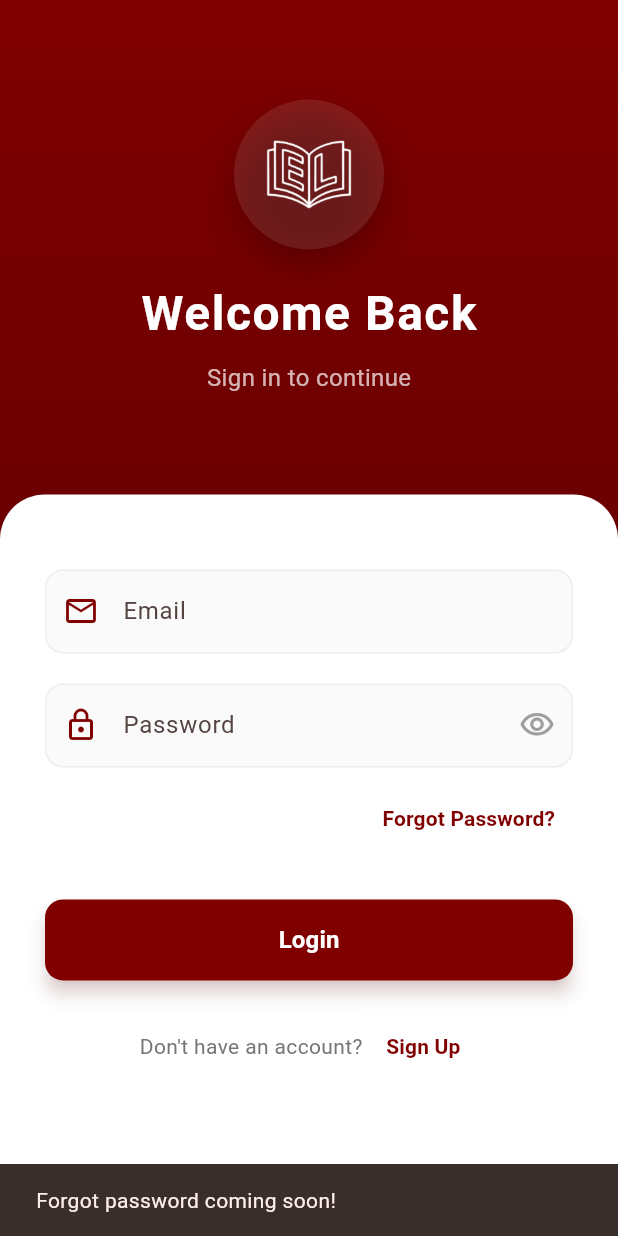
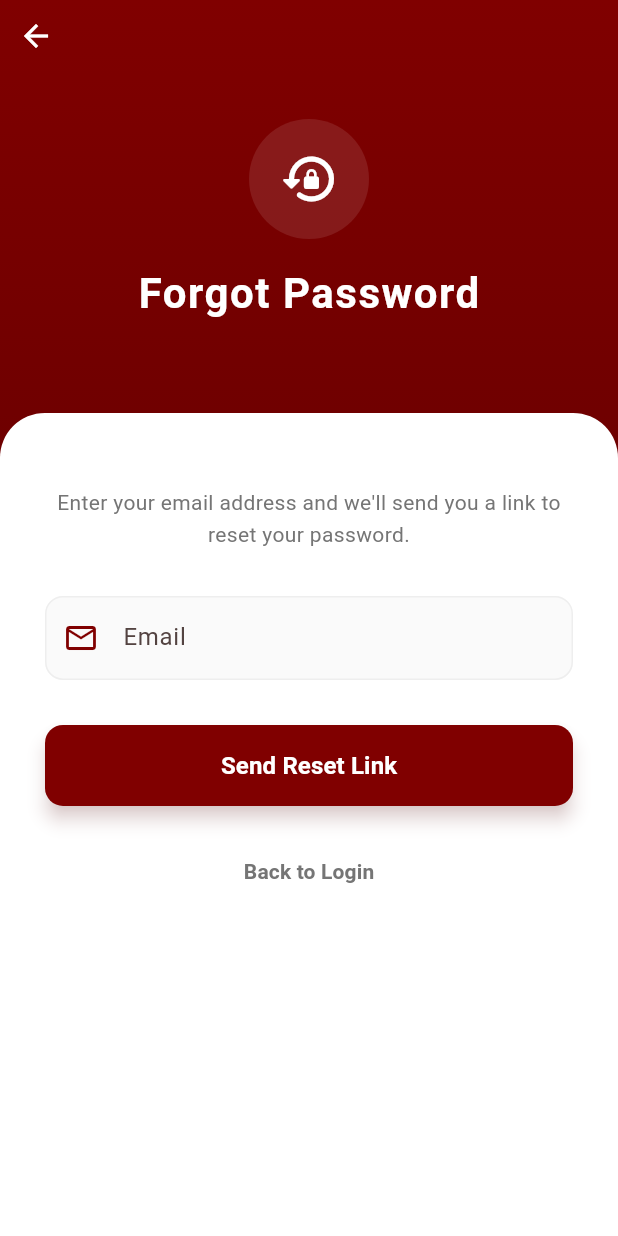
Before and after one commit to nabilashahirah/ELrate, a Flutter app: the LoginScreen screen opened directly, after a tap on "Forgot Password?", on a phone screen of 412 x 824 dp. Run offline on Flutter 3.47's test engine with Material 3 defaults, Android fonts, the phone set to English and light mode, and no system bars; our stand-ins replace flutter_secure_storage, shared_preferences; missing offline and left inert: encrypt; accounts and stored records are empty.

Commit message:
use firebase auth , add forgot screen

```diff
--- a/lib/services/auth_service.dart
+++ b/lib/services/auth_service.dart
@@ -12,6 +12,7 @@ class AuthService {
   static const String _signupUrl = "https://signup-1089993125152.asia-southeast2.run.app";
   static const String _updateProfileUrl = "https://updateprofile-1089993125152.asia-southeast2.run.app";
   static const String _getUserReviewsUrl = "https://getuserreviews-1089993125152.asia-southeast2.run.app";
+  static const String _forgotPasswordUrl = "https://forgotpassword-1089993125152.asia-southeast2.run.app";
 
   // SharedPreferences keys
   static const String _tokenKey = 'auth_token';
@@ -240,6 +241,42 @@ class AuthService {
     }
   }
 
+  /// Forgot password - Send reset email
+  Future<void> forgotPassword(String email) async {
+    try {
+      print('🔐 Sending forgot password request for: $email');
+      print('🌐 URL: $_forgotPasswordUrl');
+
+      final response = await http.post(
+        Uri.parse(_forgotPasswordUrl),
+        headers: {"Content-Type": "application/json"},
+        body: json.encode({'email': email}),
+      );
+
+      print('📡 Response status: ${response.statusCode}');
+      print('📦 Response body: ${response.body}');
+
+      if (response.statusCode == 200 || response.statusCode == 201) {
+        print('✅ Password reset email sent successfully');
+        // Success - password reset email sent
+        return;
+      } else {
+        // Try to parse error message from response
+        try {
+          final error = json.decode(response.body);
+          throw Exception(error['message'] ?? 'Failed to send reset email (${response.statusCode})');
+        } catch (_) {
+          throw Exception('Failed to send reset email with status code: ${response.statusCode}');
+        }
+      }
+    } catch (e) {
+      print('❌ Forgot password error: $e');
+      // If it's already an Exception, rethrow it
+      if (e is Exception) rethrow;
+      throw Exception('Error sending reset email: $e');
+    }
+  }
+
   /// Logout user
   Future<void> logout() async {
     final prefs = await SharedPreferences.getInstance();
--- /dev/null
+++ b/lib/views/auth/forgot_password_screen.dart
@@ -0,0 +1,261 @@
+import 'package:flutter/material.dart';
+import 'package:provider/provider.dart';
+import '../../viewmodels/auth_viewmodel.dart';
+
+class ForgotPasswordScreen extends StatefulWidget {
+  const ForgotPasswordScreen({Key? key}) : super(key: key);
+
+  @override
+  State<ForgotPasswordScreen> createState() => _ForgotPasswordScreenState();
+}
+
+class _ForgotPasswordScreenState extends State<ForgotPasswordScreen> with SingleTickerProviderStateMixin {
+  final _formKey = GlobalKey<FormState>();
+  final _emailController = TextEditingController();
+
+  late AnimationController _animationController;
+  late Animation<double> _fadeAnimation;
+  late Animation<Offset> _slideAnimation;
+
+  @override
+  void initState() {
+    super.initState();
+    _animationController = AnimationController(
+      vsync: this,
+      duration: Duration(milliseconds: 1200),
+    );
+
+    _fadeAnimation = CurvedAnimation(parent: _animationController, curve: Interval(0.0, 0.6, curve: Curves.easeIn));
+    _slideAnimation = Tween<Offset>(begin: Offset(0, 0.3), end: Offset.zero).animate(
+      CurvedAnimation(parent: _animationController, curve: Interval(0.2, 1.0, curve: Curves.easeOutCubic)),
+    );
+
+    _animationController.forward();
+  }
+
+  @override
+  void dispose() {
+    _emailController.dispose();
+    _animationController.dispose();
+    super.dispose();
+  }
+
+  Future<void> _handleResetPassword() async {
+    if (!_formKey.currentState!.validate()) return;
+
+    // Hide keyboard
+    FocusScope.of(context).unfocus();
+
+    final authViewModel = context.read<AuthViewModel>();
+    final success = await authViewModel.forgotPassword(_emailController.text.trim());
+
+    if (!mounted) return;
+
+    if (success) {
+      ScaffoldMessenger.of(context).showSnackBar(
+        SnackBar(
+          content: Text('Password reset link sent to your email'),
+          backgroundColor: Colors.green,
+        ),
+      );
+      Navigator.pop(context);
+    } else {
+      ScaffoldMessenger.of(context).showSnackBar(
+        SnackBar(
+          content: Text(authViewModel.errorMessage ?? 'Failed to send reset link'),
+          backgroundColor: Colors.red,
+        ),
+      );
+    }
+  }
+
+  @override
+  Widget build(BuildContext context) {
+    return Scaffold(
+      backgroundColor: Color(0xFF800000),
+      body: Stack(
+        children: [
+          // Background Gradient
+          Container(
+            decoration: BoxDecoration(
+              gradient: LinearGradient(
+                begin: Alignment.topCenter,
+                end: Alignment.bottomCenter,
+                colors: [Color(0xFF800000), Color(0xFF500000)],
+              ),
+            ),
+          ),
+
+          Column(
+            children: [
+              // Header Section
+              Expanded(
+                flex: 1,
+                child: FadeTransition(
+                  opacity: _fadeAnimation,
+                  child: Column(
+                    mainAxisAlignment: MainAxisAlignment.center,
+                    children: [
+                      SizedBox(height: 20),
+                      Container(
+                        width: 80,
+                        height: 80,
+                        padding: EdgeInsets.all(16),
+                        decoration: BoxDecoration(
+                          color: Colors.white.withOpacity(0.1),
+                          shape: BoxShape.circle,
+                        ),
+                        child: Icon(Icons.lock_reset_rounded, color: Colors.white, size: 40),
+                      ),
+                      SizedBox(height: 16),
+                      Text(
+                        "Forgot Password",
+                        style: TextStyle(
+                          fontSize: 28,
+                          fontWeight: FontWeight.bold,
+                          color: Colors.white,
+                          letterSpacing: 1,
+                        ),
+                      ),
+                    ],
+                  ),
+                ),
+              ),
+
+              // Form Section
+              Expanded(
+                flex: 2,
+                child: SlideTransition(
+                  position: _slideAnimation,
+                  child: Container(
+                    decoration: BoxDecoration(
+                      color: Colors.white,
+                      borderRadius: BorderRadius.only(
+                        topLeft: Radius.circular(30),
+                        topRight: Radius.circular(30),
+                      ),
+                    ),
+                    child: SingleChildScrollView(
+                      padding: EdgeInsets.all(30),
+                      child: Form(
+                        key: _formKey,
+                        child: Column(
+                          crossAxisAlignment: CrossAxisAlignment.stretch,
+                          children: [
+                            SizedBox(height: 20),
+                            Text(
+                              "Enter your email address and we'll send you a link to reset your password.",
+                              textAlign: TextAlign.center,
+                              style: TextStyle(color: Colors.grey[600], height: 1.5),
+                            ),
+                            SizedBox(height: 30),
+
+                            // Email Field
+                            TextFormField(
+                              controller: _emailController,
+                              keyboardType: TextInputType.emailAddress,
+                              decoration: InputDecoration(
+                                labelText: "Email",
+                                prefixIcon: Icon(Icons.email_outlined, color: Color(0xFF800000)),
+                                border: OutlineInputBorder(
+                                  borderRadius: BorderRadius.circular(12),
+                                  borderSide: BorderSide.none,
+                                ),
+                                filled: true,
+                                fillColor: Colors.grey[50],
+                                enabledBorder: OutlineInputBorder(
+                                  borderRadius: BorderRadius.circular(12),
+                                  borderSide: BorderSide(color: Colors.grey.shade200),
+                                ),
+                                focusedBorder: OutlineInputBorder(
+                                  borderRadius: BorderRadius.circular(12),
+                                  borderSide: BorderSide(color: Color(0xFF800000)),
+                                ),
+                              ),
+                              validator: (value) {
+                                if (value == null || value.isEmpty) {
+                                  return 'Please enter your email';
+                                }
+                                if (!value.contains('@')) {
+                                  return 'Please enter a valid email';
+                                }
+                                return null;
+                              },
+                            ),
+                            SizedBox(height: 30),
+
+                            // Reset Button
+                            Consumer<AuthViewModel>(
+                              builder: (context, authViewModel, child) {
+                                return SizedBox(
+                                  height: 54,
+                                  child: ElevatedButton(
+                                    onPressed: authViewModel.isLoading ? null : _handleResetPassword,
+                                    style: ElevatedButton.styleFrom(
+                                      backgroundColor: Color(0xFF800000),
+                                      foregroundColor: Colors.white,
+                                      shape: RoundedRectangleBorder(
+                                        borderRadius: BorderRadius.circular(12),
+                                      ),
+                                      elevation: 5,
+                                      shadowColor: Color(0xFF800000).withOpacity(0.4),
+                                    ),
+                                    child: authViewModel.isLoading
+                                        ? SizedBox(
+                                            height: 20,
+                                            width: 20,
+                                            child: CircularProgressIndicator(
+                                              color: Colors.white,
+                                              strokeWidth: 2,
+                                            ),
+                                          )
+                                        : Text(
+                                            "Send Reset Link",
+                                            style: TextStyle(
+                                              fontSize: 16,
+                                              fontWeight: FontWeight.bold,
+                                            ),
+                                          ),
+                                  ),
+                                );
+                              },
+                            ),
+                            SizedBox(height: 20),
+
+                            // Back to Login
+                            TextButton(
+                              onPressed: () => Navigator.pop(context),
+                              child: Text(
+                                "Back to Login",
+                                style: TextStyle(
+                                  color: Colors.grey[600],
+                                  fontWeight: FontWeight.bold,
+                                ),
+                              ),
+                            ),
+                          ],
+                        ),
+                      ),
+                    ),
+                  ),
+                ),
+              ),
+            ],
+          ),
+
+          // Back Button
+          Positioned(
+            top: 0,
+            left: 0,
+            child: SafeArea(
+              child: IconButton(
+                icon: Icon(Icons.arrow_back, color: Colors.white),
+                onPressed: () => Navigator.pop(context),
+              ),
+            ),
+          ),
+        ],
+      ),
+    );
+  }
+}
--- a/lib/views/auth/login_screen.dart
+++ b/lib/views/auth/login_screen.dart
@@ -2,6 +2,7 @@ import 'package:flutter/material.dart';
 import 'package:provider/provider.dart';
 import '../../viewmodels/auth_viewmodel.dart';
 import 'signup_screen.dart';
+import 'forgot_password_screen.dart';
 import '../main_navigation.dart';
 
 class LoginScreen extends StatefulWidget {
@@ -249,8 +250,9 @@ class _LoginScreenState extends State<LoginScreen> with SingleTickerProviderStat
                     alignment: Alignment.centerRight,
                     child: TextButton(
                       onPressed: () {
-                        ScaffoldMessenger.of(context).showSnackBar(
-                          SnackBar(content: Text('Forgot password coming soon!')),
+                        Navigator.push(
+                          context,
+                          MaterialPageRoute(builder: (_) => ForgotPasswordScreen()),
                         );
                       },
                       child: Text(
--- a/lib/views/auth/signup_screen.dart
+++ b/lib/views/auth/signup_screen.dart
@@ -90,6 +90,7 @@ class _SignupScreenState extends State<SignupScreen> with SingleTickerProviderSt
   @override
   Widget build(BuildContext context) {
     return Scaffold(
+      resizeToAvoidBottomInset: true,
       backgroundColor: Color(0xFF800000),
       body: Stack(
         children: [
@@ -157,7 +158,8 @@ class _SignupScreenState extends State<SignupScreen> with SingleTickerProviderSt
                       ),
                     ),
                     child: SingleChildScrollView(
-                      padding: EdgeInsets.all(30),
+                      physics: BouncingScrollPhysics(),
+                      padding: EdgeInsets.fromLTRB(30, 30, 30, 30),
                       child: Form(
                         key: _formKey,
                         child: Column(
```
Also changed, not shown: lib/services/api_service.dart (+5 -5 lines), lib/viewmodels/auth_viewmodel.dart (+20 -0 lines), lib/views/add_review_screen.dart (+111 -56 lines).
